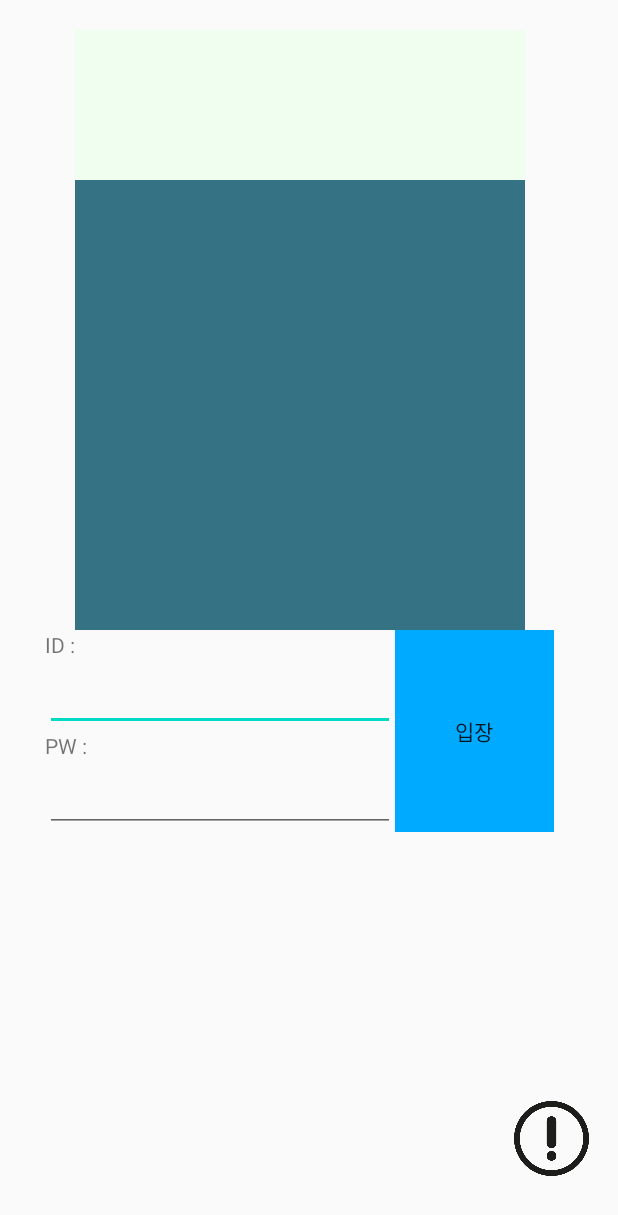
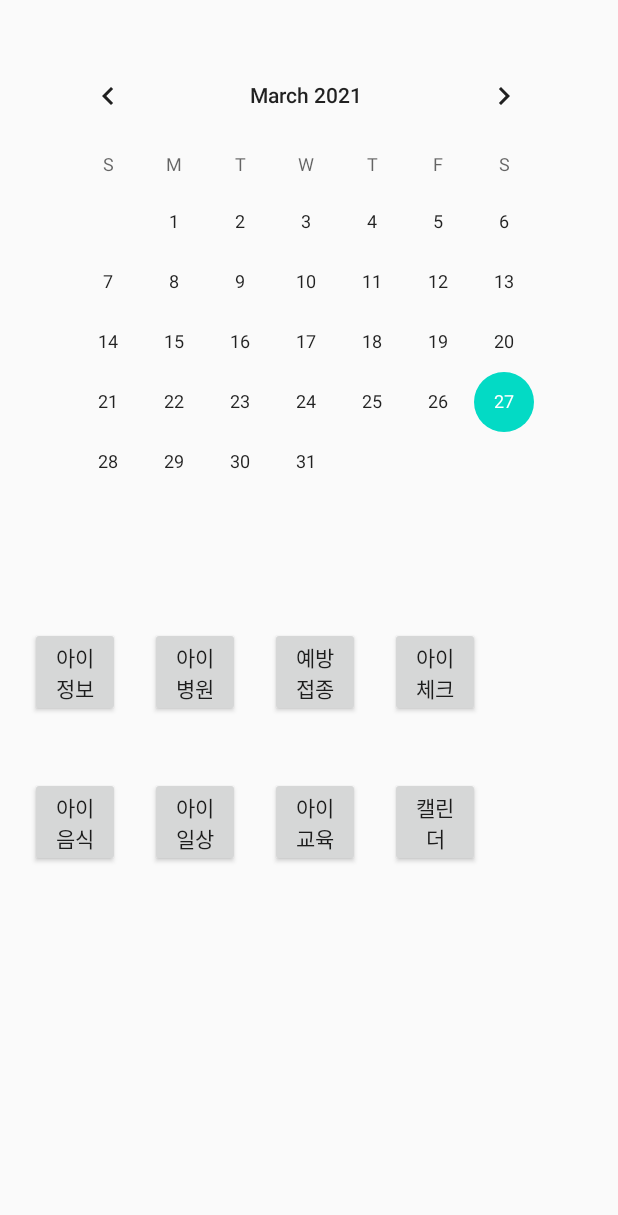
Before and after one commit to ParkHyunsu1110/Capstone-Design, an Android app: the screen it shows after launch (MainActivity before the commit, Home after it), after a tap on "입장", on a phone screen of 412 x 824 dp. Shown: the top 1215 px of the screen. Run offline under Robolectric (Android 15) with nearby library versions, the phone set to English and light mode, and no system bars.

Commit message:
Prototype phase 2

```diff
--- a/workspace/prototype/app/src/main/AndroidManifest.xml
+++ b/workspace/prototype/app/src/main/AndroidManifest.xml
@@ -16,6 +16,7 @@
                 <category android:name="android.intent.category.LAUNCHER" />
             </intent-filter>
         </activity>
+        <activity android:name=".Home"/>
     </application>
 
 </manifest>
--- /dev/null
+++ b/workspace/prototype/app/src/main/java/com/capstonedesign/prototype/Home.java
@@ -0,0 +1,15 @@
+package com.capstonedesign.prototype;
+
+import android.app.Activity;
+
+import android.os.Bundle;
+
+
+public class Home extends Activity {
+    @Override
+    protected void onCreate(Bundle savedInstanceState) {
+        super.onCreate(savedInstanceState);
+        setContentView(R.layout.home);
+
+    }
+}
--- a/workspace/prototype/app/src/main/java/com/capstonedesign/prototype/MainActivity.java
+++ b/workspace/prototype/app/src/main/java/com/capstonedesign/prototype/MainActivity.java
@@ -20,13 +20,16 @@ public class MainActivity extends Activity {
         entranceBtn = findViewById(R.id.entranceBtn);
         infoBtn = findViewById(R.id.infoBtn);
 
+        //로그인 이후 입장 버튼
         entranceBtn.setOnClickListener(new View.OnClickListener() {
             @Override
             public void onClick(View view) {
-                Intent intent = new Intent();
+                Intent intent = new Intent(getApplicationContext(), Home.class);
+                startActivity(intent);
             }
         });
 
+        //제작자 정보
         infoBtn.setOnClickListener(new View.OnClickListener() {
             @Override
             public void onClick(View view) {
--- /dev/null
+++ b/workspace/prototype/app/src/main/res/layout/home.xml
@@ -0,0 +1,87 @@
+<?xml version="1.0" encoding="utf-8"?>
+<RelativeLayout
+    xmlns:android="http://schemas.android.com/apk/res/android"
+    android:layout_width="match_parent"
+    android:layout_height="match_parent">
+    <LinearLayout
+        android:layout_width="match_parent"
+        android:layout_height="match_parent"
+        android:orientation="vertical">
+
+        <CalendarView
+            android:layout_margin="30dp"
+            android:id="@+id/calendarView"
+            android:layout_width="wrap_content"
+            android:layout_height="wrap_content"
+            android:layout_marginTop="20dp" />
+
+        <LinearLayout
+            android:orientation="horizontal"
+            android:layout_width="match_parent"
+            android:layout_height="wrap_content"
+            android:layout_margin="10dp">
+
+            <Button
+                android:layout_margin="10dp"
+                android:id="@+id/babyInfoBtn"
+                android:layout_width="60dp"
+                android:layout_height="60dp"
+                android:text="아이정보" />
+
+            <Button
+                android:layout_margin="10dp"
+                android:id="@+id/babyhospitalBtn"
+                android:text="아이병원"
+                android:layout_width="60dp"
+                android:layout_height="60dp"/>
+
+            <Button
+                android:layout_margin="10dp"
+                android:id="@+id/babyVaccinationBtn"
+                android:layout_width="60dp"
+                android:layout_height="60dp"
+                android:text="예방접종" />
+
+            <Button
+                android:layout_margin="10dp"
+                android:id="@+id/babyCheckBtn"
+                android:text="아이체크"
+                android:layout_width="60dp"
+                android:layout_height="60dp"/>
+        </LinearLayout>
+        <LinearLayout
+            android:orientation="horizontal"
+            android:layout_width="match_parent"
+            android:layout_height="wrap_content"
+            android:layout_margin="10dp">
+
+            <Button
+                android:layout_margin="10dp"
+                android:id="@+id/babyFoodBtn"
+                android:layout_width="60dp"
+                android:layout_height="60dp"
+                android:text="아이 음식" />
+
+            <Button
+                android:layout_margin="10dp"
+                android:id="@+id/babyLifeBtn"
+                android:text="아이 일상"
+                android:layout_width="60dp"
+                android:layout_height="60dp"/>
+
+            <Button
+                android:layout_margin="10dp"
+                android:id="@+id/babyeducationBtn"
+                android:layout_width="60dp"
+                android:layout_height="60dp"
+                android:text="아이 교육" />
+
+            <Button
+                android:layout_margin="10dp"
+                android:id="@+id/babyCalendalBtn"
+                android:text="캘린더"
+                android:layout_width="60dp"
+                android:layout_height="60dp"/>
+        </LinearLayout>
+    </LinearLayout>
+</RelativeLayout>
```
